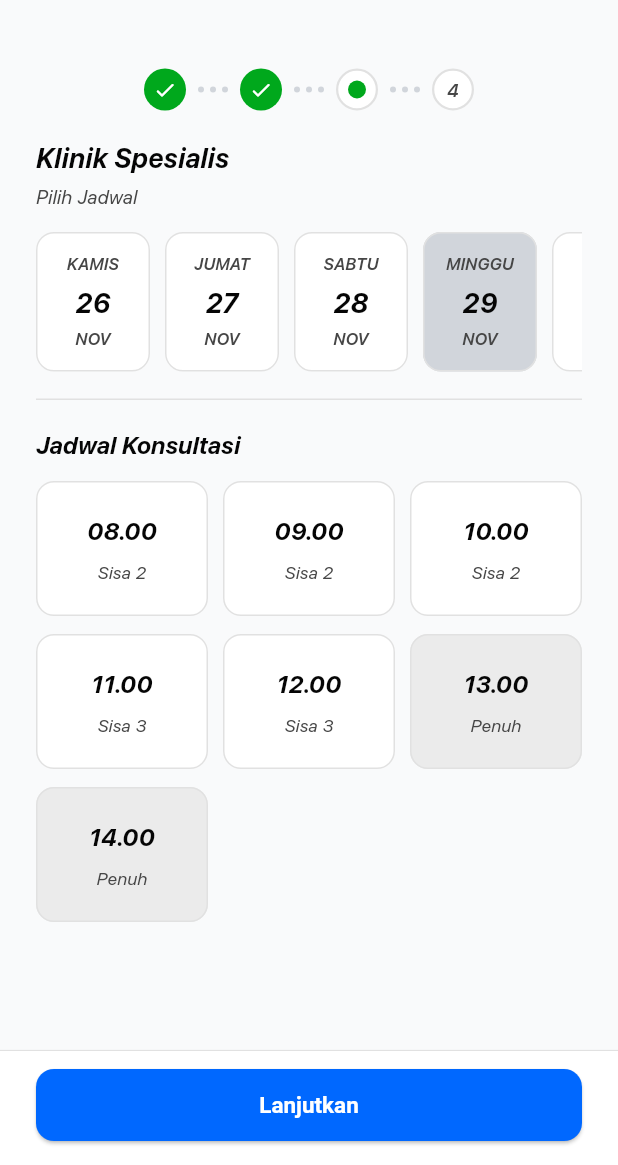
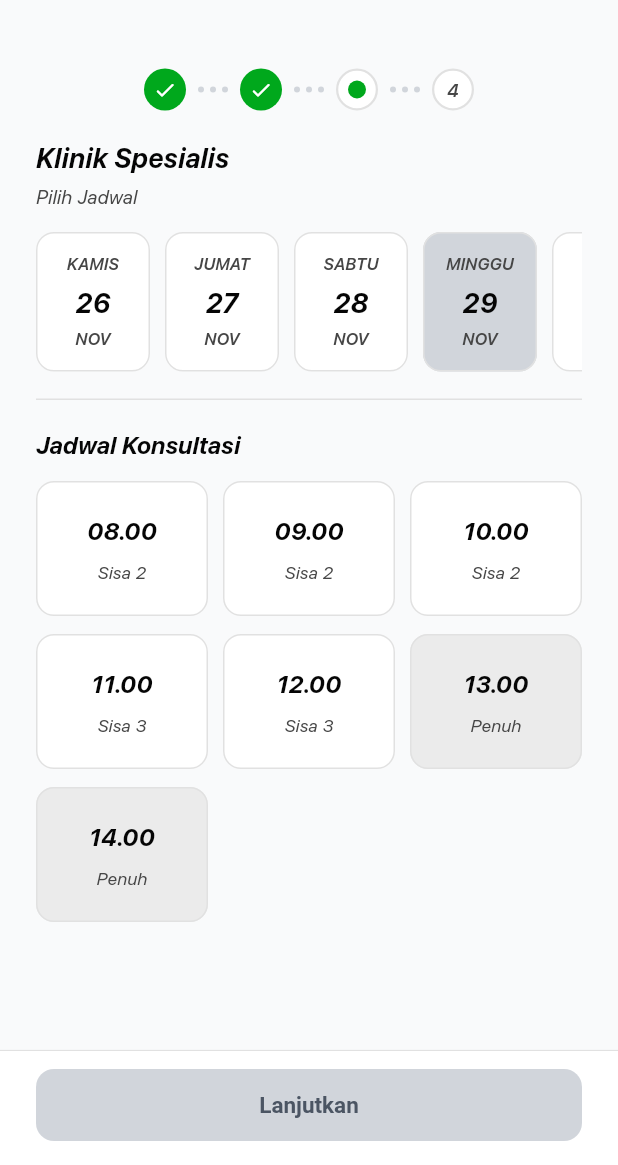
Before and after one commit to Alfredrown/santri_skripsi, a Flutter app: the BookingStep3JadwalScreen screen opened by its route, on a phone screen of 412 x 824 dp, the part 71-1236 px from its top. Run offline on Flutter 3.47's test engine with Material 3 defaults, Android fonts, the phone set to English and light mode, and no system bars; our stand-ins replace flutter_riverpod, flutter_svg, gap, go_router, material_ui.

Commit message:
feat(booking): grey out Lanjutkan button on Step 3 until both date and time are selected

```diff
--- a/lib/features/booking/presentation/screens/booking_step3_jadwal_screen.dart
+++ b/lib/features/booking/presentation/screens/booking_step3_jadwal_screen.dart
@@ -400,8 +400,18 @@ class _BookingStep3JadwalScreenState
                     context.push('/booking/step-4');
                   },
                   style: ElevatedButton.styleFrom(
-                    backgroundColor: AppColors.primary,
-                    foregroundColor: AppColors.onPrimary,
+                    backgroundColor:
+                        (_selectedDateIdx != null && _selectedTime != null)
+                            ? AppColors.primary
+                            : const Color(0xFFD1D5DB),
+                    foregroundColor:
+                        (_selectedDateIdx != null && _selectedTime != null)
+                            ? AppColors.onPrimary
+                            : const Color(0xFF4B5563),
+                    elevation:
+                        (_selectedDateIdx != null && _selectedTime != null)
+                            ? 2
+                            : 0,
                     shape: RoundedRectangleBorder(
                       borderRadius: BorderRadius.circular(12),
                     ),
```
